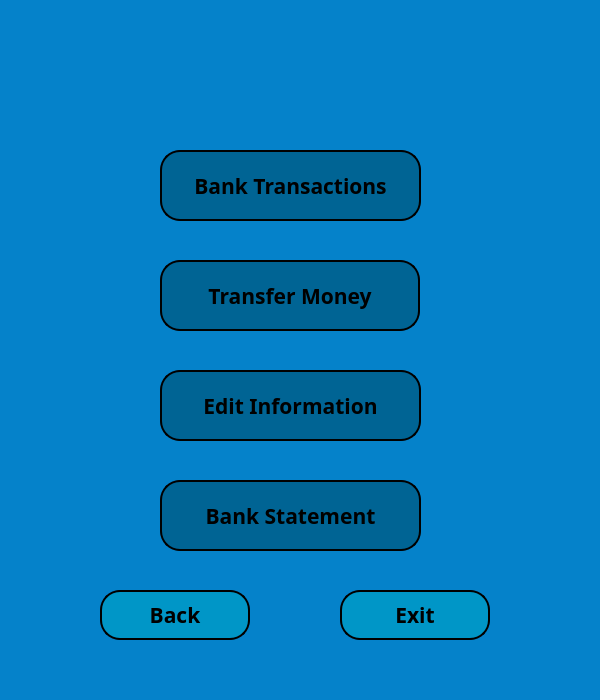
This is cs_options_window.ui in melikkekaya/BankingApp_SQL as Qt 5 draws it before an edit. The edited form follows.
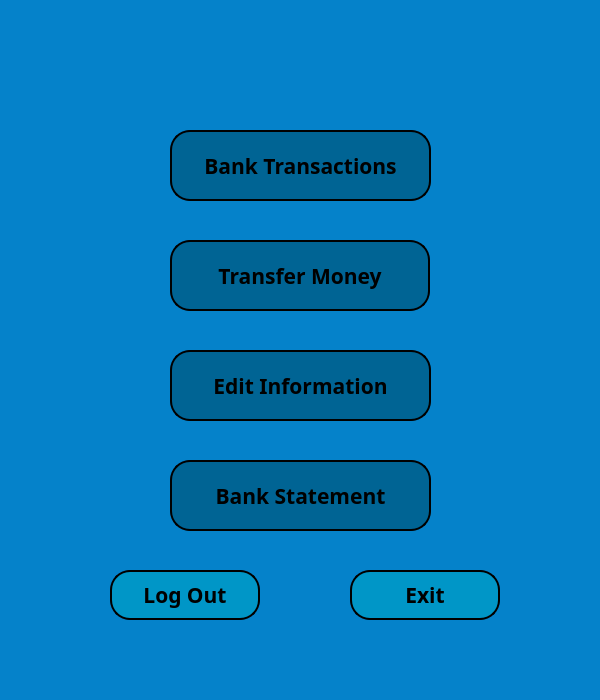
This is the edited form.

Commit message: back_exit_qt_update

Patch:
```diff
--- a/cs_options_window.ui
+++ b/cs_options_window.ui
@@ -20,8 +20,8 @@
    <widget class="QLabel" name="csoptwdw_lbl_showname">
     <property name="geometry">
      <rect>
-      <x>150</x>
-      <y>20</y>
+      <x>160</x>
+      <y>30</y>
       <width>271</width>
       <height>81</height>
      </rect>
@@ -44,8 +44,8 @@
    <widget class="QPushButton" name="optwdw_btn_transfer">
     <property name="geometry">
      <rect>
-      <x>160</x>
-      <y>260</y>
+      <x>170</x>
+      <y>240</y>
       <width>260</width>
       <height>71</height>
      </rect>
@@ -78,8 +78,8 @@
    <widget class="QPushButton" name="optwdw_btn_banktr">
     <property name="geometry">
      <rect>
-      <x>160</x>
-      <y>150</y>
+      <x>170</x>
+      <y>130</y>
       <width>261</width>
       <height>71</height>
      </rect>
@@ -112,8 +112,8 @@
    <widget class="QPushButton" name="optwdw_btn_editinf">
     <property name="geometry">
      <rect>
-      <x>160</x>
-      <y>370</y>
+      <x>170</x>
+      <y>350</y>
       <width>261</width>
       <height>71</height>
      </rect>
@@ -146,8 +146,8 @@
    <widget class="QPushButton" name="optwdw_btn_bankstt">
     <property name="geometry">
      <rect>
-      <x>160</x>
-      <y>480</y>
+      <x>170</x>
+      <y>460</y>
       <width>261</width>
       <height>71</height>
      </rect>
@@ -180,8 +180,8 @@
    <widget class="QPushButton" name="optwdw_btn_back">
     <property name="geometry">
      <rect>
-      <x>100</x>
-      <y>590</y>
+      <x>110</x>
+      <y>570</y>
       <width>150</width>
       <height>50</height>
      </rect>
@@ -212,14 +212,14 @@
    </string>
     </property>
     <property name="text">
-     <string>Back</string>
+     <string>Log Out</string>
     </property>
    </widget>
    <widget class="QPushButton" name="optwdw_btn_exit">
     <property name="geometry">
      <rect>
-      <x>340</x>
-      <y>590</y>
+      <x>350</x>
+      <y>570</y>
       <width>150</width>
       <height>50</height>
      </rect>
```
The commit also changes 9 other files.
